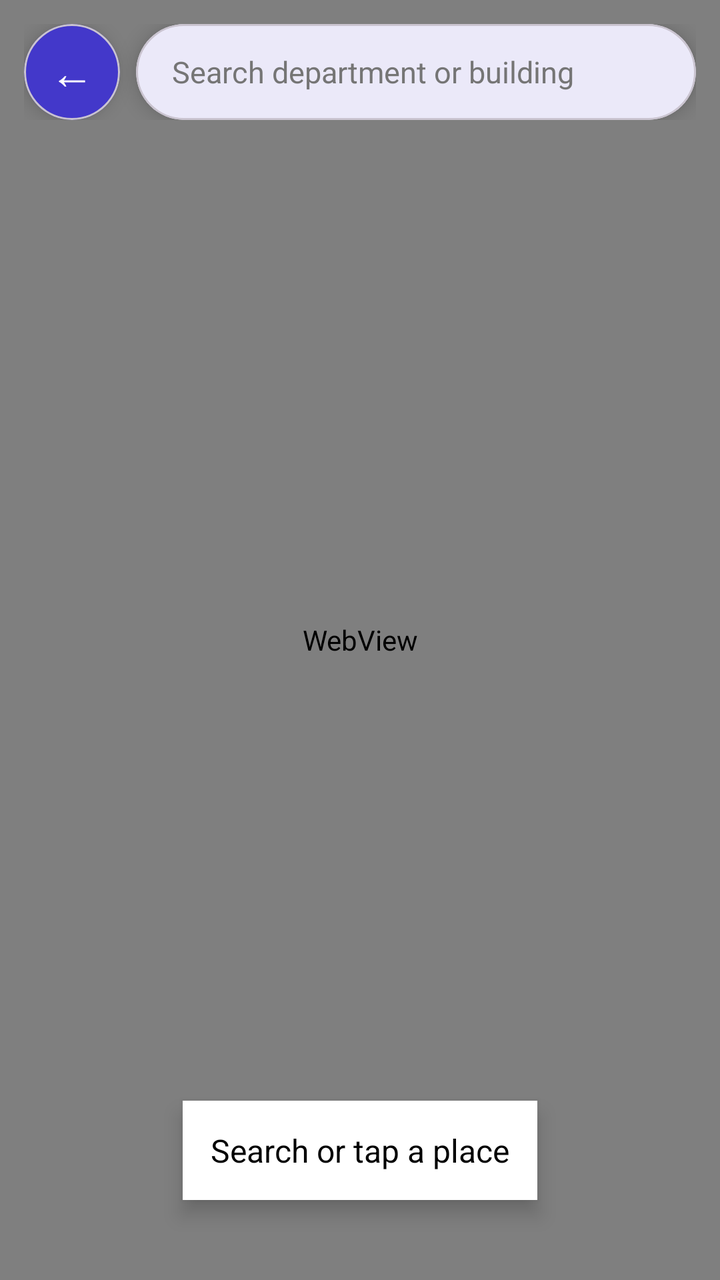
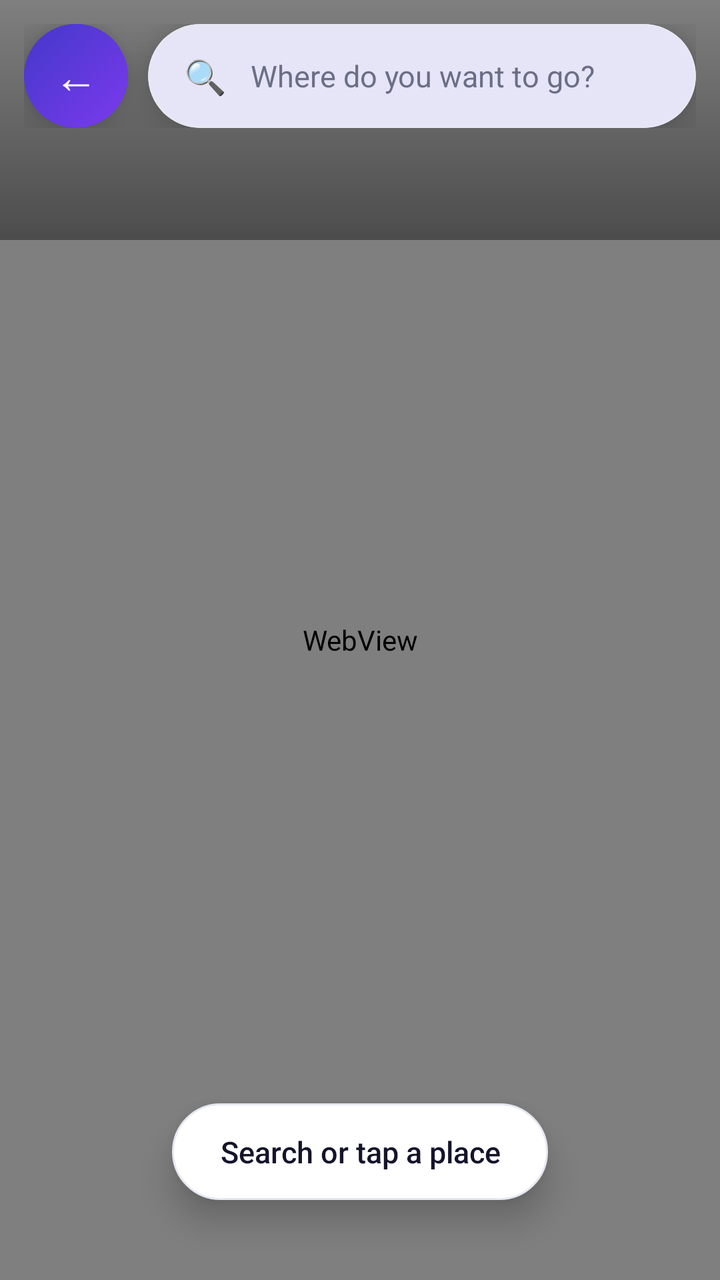

An Android layout rendered at two revisions. The XML below is the earlier revision; the diff shows what the commit changed to produce the second picture.
<!-- AndroidManifest.xml: application theme Theme.DSCENavigator -->
<!-- res/layout/activity_campus3d.xml -->
<?xml version="1.0" encoding="utf-8"?>
<FrameLayout xmlns:android="http://schemas.android.com/apk/res/android"
    xmlns:app="http://schemas.android.com/apk/res-auto"
    android:layout_width="match_parent"
    android:layout_height="match_parent">

    <WebView
        android:id="@+id/web"
        android:layout_width="match_parent"
        android:layout_height="match_parent" />

    <LinearLayout
        android:layout_width="match_parent"
        android:layout_height="wrap_content"
        android:layout_gravity="top"
        android:layout_margin="12dp"
        android:gravity="center_vertical"
        android:orientation="horizontal">

        <com.google.android.material.card.MaterialCardView
            android:id="@+id/btnBack"
            android:layout_width="48dp"
            android:layout_height="48dp"
            android:clickable="true"
            android:focusable="true"
            app:cardBackgroundColor="@color/app_primary"
            app:cardCornerRadius="24dp"
            app:cardElevation="6dp">

            <TextView
                android:layout_width="match_parent"
                android:layout_height="match_parent"
                android:gravity="center"
                android:text="←"
                android:textColor="#FFFFFF"
                android:textSize="22sp" />
        </com.google.android.material.card.MaterialCardView>

        <com.google.android.material.card.MaterialCardView
            android:layout_width="0dp"
            android:layout_height="48dp"
            android:layout_marginStart="8dp"
            android:layout_weight="1"
            app:cardBackgroundColor="#FFFFFF"
            app:cardCornerRadius="24dp"
            app:cardElevation="6dp">

            <AutoCompleteTextView
                android:id="@+id/searchBox"
                android:layout_width="match_parent"
                android:layout_height="match_parent"
                android:background="@null"
                android:hint="Search department or building"
                android:imeOptions="actionDone"
                android:inputType="text"
                android:maxLines="1"
                android:paddingStart="18dp"
                android:paddingEnd="18dp"
                android:textColor="#000000"
                android:textColorHint="#757575"
                android:textSize="15sp" />
        </com.google.android.material.card.MaterialCardView>
    </LinearLayout>

    <TextView
        android:id="@+id/infoText"
        android:layout_width="wrap_content"
        android:layout_height="wrap_content"
        android:layout_gravity="bottom|center_horizontal"
        android:layout_marginBottom="40dp"
        android:background="#FFFFFF"
        android:elevation="6dp"
        android:padding="14dp"
        android:text="Search or tap a place"
        android:textColor="#000000"
        android:textSize="16sp" />

</FrameLayout>
<!-- resources referenced by this layout -->
<resources>
  <color name="app_primary">#4338CA</color>
  <style name="Theme.DSCENavigator" parent="Base.Theme.DSCENavigator" />
  <style name="Base.Theme.DSCENavigator" parent="Theme.Material3.DayNight.NoActionBar">
          <item name="colorPrimary">@color/app_primary</item>
          <item name="colorOnPrimary">@color/white</item>
          <item name="colorSecondary">@color/header_end</item>
          <item name="colorSurface">@color/app_card</item>
          <item name="colorOnSurface">@color/app_text</item>
          <item name="android:windowBackground">@color/app_background</item>
          <item name="android:windowLightStatusBar">false</item>
          <item name="android:statusBarColor">@android:color/transparent</item>
      </style>
  <color name="white">#FFFFFFFF</color>
  <color name="header_end">#7C3AED</color>
  <color name="app_card">#FFFFFF</color>
  <color name="app_text">#14142B</color>
  <color name="app_background">#F4F5FB</color>
</resources>

<!-- the commit's change to res/layout/activity_campus3d.xml (unified diff, before → after) -->
@@ -9,27 +9,38 @@
         android:layout_width="match_parent"
         android:layout_height="match_parent" />
 
+    
+    <View
+        android:layout_width="match_parent"
+        android:layout_height="120dp"
+        android:layout_gravity="top"
+        android:background="@drawable/bg_scrim_top" />
+
+    
     <LinearLayout
         android:layout_width="match_parent"
         android:layout_height="wrap_content"
         android:layout_gravity="top"
-        android:layout_margin="12dp"
+        android:fitsSystemWindows="true"
         android:gravity="center_vertical"
-        android:orientation="horizontal">
+        android:orientation="horizontal"
+        android:padding="12dp">
 
         <com.google.android.material.card.MaterialCardView
             android:id="@+id/btnBack"
-            android:layout_width="48dp"
-            android:layout_height="48dp"
+            android:layout_width="52dp"
+            android:layout_height="52dp"
             android:clickable="true"
             android:focusable="true"
             app:cardBackgroundColor="@color/app_primary"
-            app:cardCornerRadius="24dp"
-            app:cardElevation="6dp">
+            app:cardCornerRadius="26dp"
+            app:cardElevation="10dp"
+            app:strokeWidth="0dp">
 
             <TextView
                 android:layout_width="match_parent"
                 android:layout_height="match_parent"
+                android:background="@drawable/bg_header"
                 android:gravity="center"
                 android:text="←"
                 android:textColor="#FFFFFF"
@@ -38,41 +49,69 @@
 
         <com.google.android.material.card.MaterialCardView
             android:layout_width="0dp"
-            android:layout_height="48dp"
-            android:layout_marginStart="8dp"
+            android:layout_height="52dp"
+            android:layout_marginStart="10dp"
             android:layout_weight="1"
-            app:cardBackgroundColor="#FFFFFF"
-            app:cardCornerRadius="24dp"
-            app:cardElevation="6dp">
+            app:cardBackgroundColor="@color/app_card"
+            app:cardCornerRadius="26dp"
+            app:cardElevation="10dp"
+            app:strokeColor="@color/card_stroke"
+            app:strokeWidth="1dp">
 
-            <AutoCompleteTextView
-                android:id="@+id/searchBox"
+            <LinearLayout
                 android:layout_width="match_parent"
                 android:layout_height="match_parent"
-                android:background="@null"
-                android:hint="Search department or building"
-                android:imeOptions="actionDone"
-                android:inputType="text"
-                android:maxLines="1"
+                android:gravity="center_vertical"
+                android:orientation="horizontal"
                 android:paddingStart="18dp"
-                android:paddingEnd="18dp"
-                android:textColor="#000000"
-                android:textColorHint="#757575"
-                android:textSize="15sp" />
+                android:paddingEnd="8dp">
+
+                <TextView
+                    android:layout_width="wrap_content"
+                    android:layout_height="wrap_content"
+                    android:text="🔍"
+                    android:textSize="17sp" />
+
+                <AutoCompleteTextView
+                    android:id="@+id/searchBox"
+                    android:layout_width="0dp"
+                    android:layout_height="match_parent"
+                    android:layout_weight="1"
+                    android:background="@null"
+                    android:hint="Where do you want to go?"
+                    android:imeOptions="actionDone"
+                    android:inputType="text"
+                    android:maxLines="1"
+                    android:paddingStart="12dp"
+                    android:paddingEnd="12dp"
+                    android:popupBackground="@color/app_card"
+                    android:textColor="@color/app_text"
+                    android:textColorHint="@color/app_text_secondary"
+                    android:textSize="15sp" />
+            </LinearLayout>
         </com.google.android.material.card.MaterialCardView>
     </LinearLayout>
 
+    
     <TextView
         android:id="@+id/infoText"
         android:layout_width="wrap_content"
         android:layout_height="wrap_content"
         android:layout_gravity="bottom|center_horizontal"
+        android:layout_marginStart="20dp"
+        android:layout_marginEnd="20dp"
         android:layout_marginBottom="40dp"
-        android:background="#FFFFFF"
-        android:elevation="6dp"
-        android:padding="14dp"
+        android:background="@drawable/bg_pill_card"
+        android:elevation="10dp"
+        android:fontFamily="sans-serif-medium"
+        android:gravity="center"
+        android:lineSpacingExtra="2dp"
+        android:paddingStart="24dp"
+        android:paddingTop="14dp"
+        android:paddingEnd="24dp"
+        android:paddingBottom="14dp"
         android:text="Search or tap a place"
-        android:textColor="#000000"
-        android:textSize="16sp" />
+        android:textColor="@color/app_text"
+        android:textSize="15sp" />
 
 </FrameLayout>
<!-- resource entries referenced after the edit -->
@@ -14,8 +14,35 @@
       </style>
   <color name="white">#FFFFFFFF</color>
   <color name="header_end">#7C3AED</color>
+  <color name="header_start">#4338CA</color>
   <color name="app_card">#FFFFFF</color>
   <color name="app_text">#14142B</color>
+  <color name="app_text_secondary">#6B6F85</color>
+  <color name="card_stroke">#E6E8F2</color>
+  <!-- drawable bg_header (drawable) -->
+  <?xml version="1.0" encoding="utf-8"?>
+  <shape xmlns:android="http://schemas.android.com/apk/res/android" android:shape="rectangle">
+      <gradient
+          android:angle="315"
+          android:endColor="@color/header_end"
+          android:startColor="@color/header_start"
+          android:type="linear" />
+      <corners
+          android:bottomLeftRadius="36dp"
+          android:bottomRightRadius="36dp" />
+  </shape>
+  <!-- drawable bg_pill_card (drawable) -->
+  <?xml version="1.0" encoding="utf-8"?>
+  <shape xmlns:android="http://schemas.android.com/apk/res/android" android:shape="rectangle">
+      <solid android:color="@color/app_card" />
+      <stroke android:width="1dp" android:color="@color/card_stroke" />
+      <corners android:radius="28dp" />
+  </shape>
+  <!-- drawable bg_scrim_top (drawable) -->
+  <?xml version="1.0" encoding="utf-8"?>
+  <shape xmlns:android="http://schemas.android.com/apk/res/android" android:shape="rectangle">
+      <gradient android:angle="270" android:startColor="#00000000" android:endColor="#66000000" />
+  </shape>
   <color name="app_background">#F4F5FB</color>
 </resources>
 
